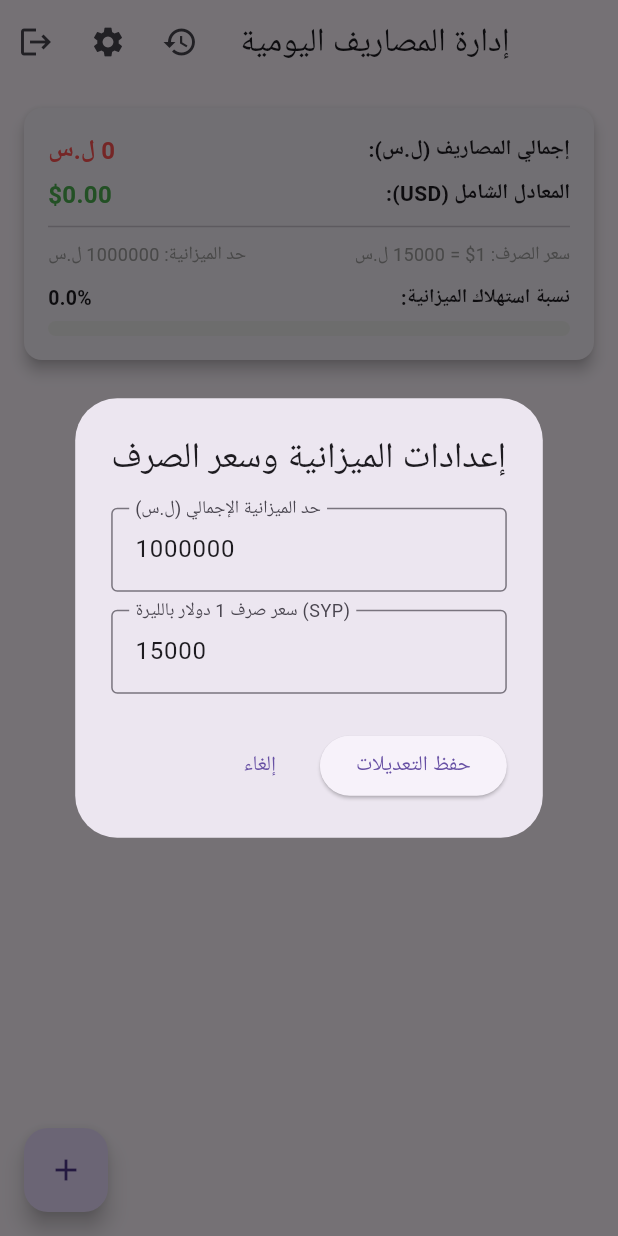
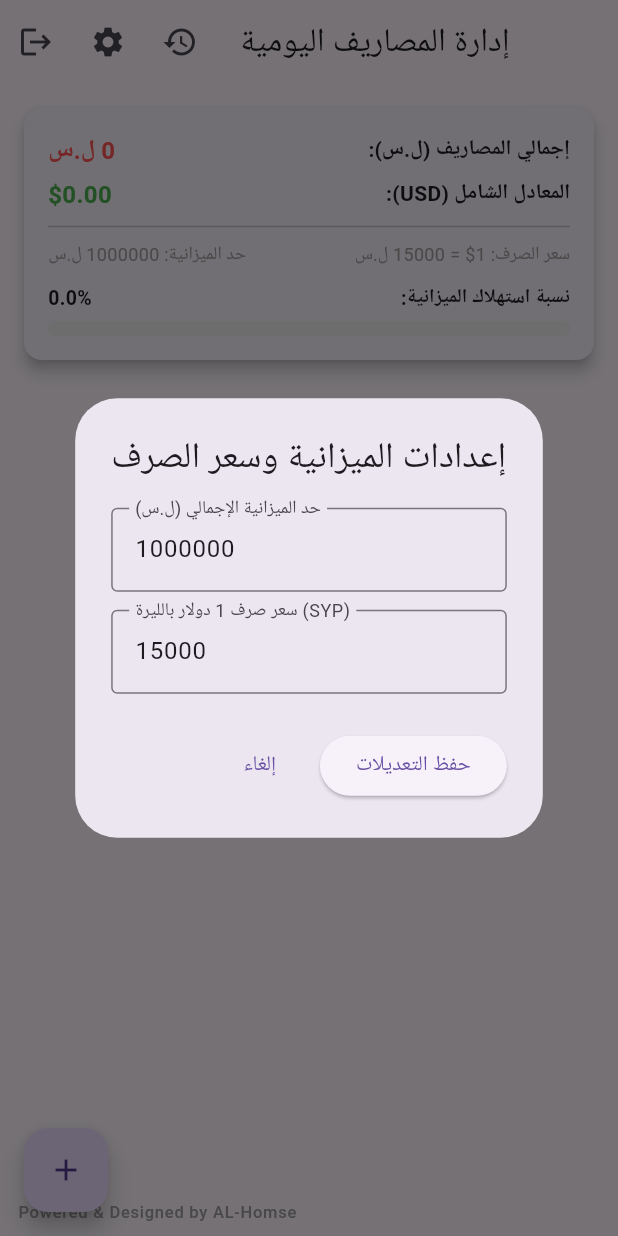
Before and after one commit to al-homse/money, a Flutter app: the screen it shows once a user with an empty profile is signed in, after a tap on the "settings" icon, on a phone screen of 412 x 824 dp. Run offline on Flutter 3.47's test engine with Material 3 defaults, Android fonts, the phone set to English and light mode, and no system bars; our stand-ins replace cloud_firestore, firebase_auth, firebase_core, google_sign_in, sign_in_with_apple; missing offline and left inert: flutter_facebook_auth; accounts and stored records are empty; statements that could not run were skipped.

```diff
--- a/lib/main.dart
+++ b/lib/main.dart
@@ -3,7 +3,9 @@ import 'package:firebase_core/firebase_core.dart';
 import 'package:firebase_auth/firebase_auth.dart';
 import 'firebase_options.dart';
 import 'auth_screen.dart';
+import 'splash_screen.dart';
 import 'views/home_screen.dart';
+
 void main() async {
   WidgetsFlutterBinding.ensureInitialized();
   await Firebase.initializeApp(
@@ -20,11 +22,23 @@ class MyApp extends StatelessWidget {
     return MaterialApp(
       debugShowCheckedModeBanner: false,
       title: 'تطبيق المصاريف',
-      home: StreamBuilder<User?>(
+      home: const SplashScreen(), // تبدأ شاشة التحميل والأنيميشن أولاً
+    );
+  }
+}
+
+// ويدجت مستقل لمعالجة حالة تسجيل الدخول بعد شاشة البداية
+class AuthWrapper extends StatelessWidget {
+  const AuthWrapper({super.key});
+
+  @override
+  Widget build(BuildContext context) {
+    return StreamBuilder<User?>(
       stream: FirebaseAuth.instance.authStateChanges(),
       builder: (context, snapshot) {
         if (snapshot.connectionState == ConnectionState.waiting) {
           return const Scaffold(
+            backgroundColor: Color(0xFF0F172A),
             body: Center(child: CircularProgressIndicator()),
           );
         }
@@ -33,7 +47,6 @@ class MyApp extends StatelessWidget {
         }
         return const AuthScreen(); // شاشة الدخول في حال لم يسجل بعد
       },
-      ),
     );
   }
 }
--- /dev/null
+++ b/lib/splash_screen.dart
@@ -0,0 +1,124 @@
+import 'package:flutter/material.dart';
+import 'main.dart';
+
+class SplashScreen extends StatefulWidget {
+  const SplashScreen({super.key});
+
+  @override
+  State<SplashScreen> createState() => _SplashScreenState();
+}
+
+class _SplashScreenState extends State<SplashScreen> with SingleTickerProviderStateMixin {
+  late AnimationController _controller;
+  late Animation<double> _fadeAnimation;
+  late Animation<double> _scaleAnimation;
+
+  @override
+  void initState() {
+    super.initState();
+    // إعداد حركة ظهور اللوجو والأنيميشن
+    _controller = AnimationController(
+      vsync: this,
+      duration: const Duration(milliseconds: 1200),
+    );
+
+    _fadeAnimation = Tween<double>(begin: 0.0, end: 1.0).animate(
+      CurvedAnimation(parent: _controller, curve: Curves.easeIn),
+    );
+
+    _scaleAnimation = Tween<double>(begin: 0.8, end: 1.0).animate(
+      CurvedAnimation(parent: _controller, curve: Curves.easeOutBack),
+    );
+
+    _controller.forward();
+
+    // الانتقال السلس إلى AuthWrapper لفحص تسجيل الدخول بعد 1.8 ثانية
+    Future.delayed(const Duration(milliseconds: 1800), () {
+      if (mounted) {
+        Navigator.of(context).pushReplacement(
+          PageRouteBuilder(
+            transitionDuration: const Duration(milliseconds: 600),
+            pageBuilder: (_, __, ___) => const AuthWrapper(),
+            transitionsBuilder: (_, animation, __, child) {
+              return FadeTransition(opacity: animation, child: child);
+            },
+          ),
+        );
+      }
+    });
+  }
+
+  @override
+  void dispose() {
+    _controller.dispose();
+    super.dispose();
+  }
+
+  @override
+  Widget build(BuildContext context) {
+    return Scaffold(
+      backgroundColor: const Color(0xFF0F172A), // نفس لون خلفية index.html لضمان انسجام الألوان
+      body: Stack(
+        children: [
+          // أنيميشن اللوجو الأنيق في منتصف الشاشة
+          Center(
+            child: FadeTransition(
+              opacity: _fadeAnimation,
+              child: ScaleTransition(
+                scale: _scaleAnimation,
+                child: Column(
+                  mainAxisSize: MainAxisSize.min,
+                  children: [
+                    Container(
+                      padding: const EdgeInsets.all(22),
+                      decoration: BoxDecoration(
+                        color: Colors.indigo.withOpacity(0.15),
+                        shape: BoxShape.circle,
+                        border: Border.all(
+                          color: Colors.indigoAccent.withOpacity(0.35),
+                          width: 2,
+                        ),
+                      ),
+                      child: const Icon(
+                        Icons.account_balance_wallet_rounded,
+                        size: 65,
+                        color: Colors.indigoAccent,
+                      ),
+                    ),
+                    const SizedBox(height: 20),
+                    const Text(
+                      'إدارة المصاريف',
+                      style: TextStyle(
+                        color: Colors.white,
+                        fontSize: 24,
+                        fontWeight: FontWeight.bold,
+                        letterSpacing: 0.5,
+                      ),
+                    ),
+                  ],
+                ),
+              ),
+            ),
+          ),
+
+          // العلامة المائية ثابتة ومضيئة في أسفل اليسار
+          const Positioned(
+            left: 16,
+            bottom: 16,
+            child: IgnorePointer(
+              child: Text(
+                'Powered & Designed by AL-Homse',
+                style: TextStyle(
+                  color: Colors.white38,
+                  fontSize: 12,
+                  fontWeight: FontWeight.w500,
+                  letterSpacing: 0.5,
+                ),
+              ),
+            ),
+          ),
+        ],
+      ),
+    );
+  }
+}
--- a/lib/views/home_screen.dart
+++ b/lib/views/home_screen.dart
@@ -266,7 +266,9 @@ class _HomeScreenState extends State<HomeScreen> {
                 ),
               ],
             ),
-            body: StreamBuilder<QuerySnapshot>(
+            body: Stack(
+              children: [
+                StreamBuilder<QuerySnapshot>(
                   stream: _expensesCollection.orderBy('timestamp', descending: true).snapshots(),
                   builder: (context, snapshot) {
                     if (snapshot.connectionState == ConnectionState.waiting) {
@@ -400,6 +402,7 @@ class _HomeScreenState extends State<HomeScreen> {
                           child: docs.isEmpty
                               ? const Center(child: Text('لا توجد مصاريف مسجلة حتى الآن.'))
                               : ListView.builder(
+                                  padding: const EdgeInsets.only(bottom: 30),
                                   itemCount: docs.length,
                                   itemBuilder: (ctx, index) {
                                     final doc = docs[index];
@@ -448,6 +451,25 @@ class _HomeScreenState extends State<HomeScreen> {
                       ],
                     );
                   },
+                ),
+
+                // العلامة المائية الثابتة أسفل اليسار
+                const Positioned(
+                  left: 12,
+                  bottom: 8,
+                  child: IgnorePointer(
+                    child: Text(
+                      'Powered & Designed by AL-Homse',
+                      style: TextStyle(
+                        color: Colors.grey,
+                        fontSize: 11,
+                        fontWeight: FontWeight.w500,
+                        letterSpacing: 0.5,
+                      ),
+                    ),
+                  ),
+                ),
+              ],
             ),
             floatingActionButton: FloatingActionButton(
               onPressed: () => _showAddTransactionDialog(exchangeRate),
@@ -530,9 +552,12 @@ class _HistoryScreenState extends State<HistoryScreen> {
             ),
           ),
         ),
-        body: filteredDocs.isEmpty
+        body: Stack(
+          children: [
+            filteredDocs.isEmpty
                 ? const Center(child: Text('لا توجد مصاريف لهذه الفترة.'))
                 : ListView.builder(
+                    padding: const EdgeInsets.only(bottom: 30),
                     itemCount: filteredDocs.length,
                     itemBuilder: (context, index) {
                       final tx = filteredDocs[index].data() as Map<String, dynamic>;
@@ -563,6 +588,25 @@ class _HistoryScreenState extends State<HistoryScreen> {
                       );
                     },
                   ),
+
+            // العلامة المائية الثابتة أسفل اليسار في شاشة السجل
+            const Positioned(
+              left: 12,
+              bottom: 8,
+              child: IgnorePointer(
+                child: Text(
+                  'Powered & Designed by AL-Homse',
+                  style: TextStyle(
+                    color: Colors.grey,
+                    fontSize: 11,
+                    fontWeight: FontWeight.w500,
+                    letterSpacing: 0.5,
+                  ),
+                ),
+              ),
+            ),
+          ],
+        ),
       ),
     );
   }
```
Also changed, not shown: 1 other file. Lines whose indentation alone changed are shown as unchanged.
